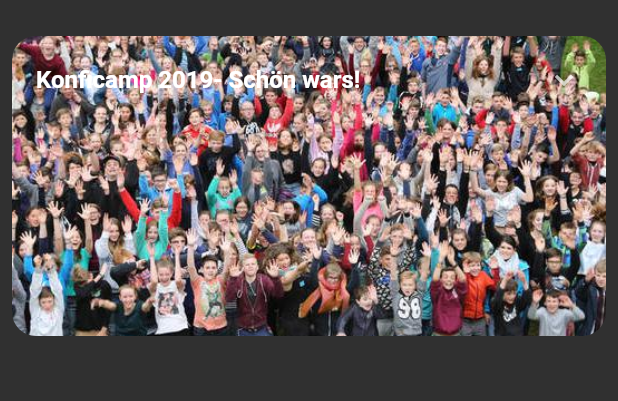
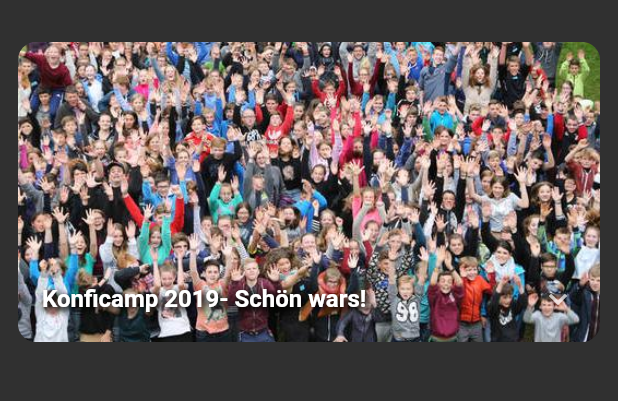
Before and after one commit to NachtaktiverHalbaffe/eje, a Flutter app: the screen it shows after launch, on a phone screen of 412 x 824 dp, the part 60-461 px from its top. Run offline on Flutter 3.47's test engine with Material 2 defaults, Android fonts, the phone set to English and light mode, and no system bars; our stand-ins replace bloc, dartz, data_connection_checker, equatable, flutter_bloc, get_it and 2 more; accounts and stored records are empty; generated files the repository leaves out were written again.

Commit message:
Neuigkeiten: UI:1. Pageviewer implementiert 2. Text hat Schlagschatten

```diff
--- a/lib/pages/neuigkeiten/neuigkeiten.dart
+++ b/lib/pages/neuigkeiten/neuigkeiten.dart
@@ -62,7 +62,6 @@ class NeuigkeitenListView extends StatelessWidget {
 
 Widget _buildNeuigkeitenList(BuildContext context, _neuigkeiten) {
   return ListView.builder(
-    padding: EdgeInsets.all(8),
     physics: ScrollPhysics(
       parent: BouncingScrollPhysics(),
     ),
--- a/lib/pages/neuigkeiten/presentation/widgets/neuigkeitenCard.dart
+++ b/lib/pages/neuigkeiten/presentation/widgets/neuigkeitenCard.dart
@@ -1,10 +1,8 @@
-import 'package:eje/core/utils/injection_container.dart';
 import 'package:eje/pages/neuigkeiten/domain/entitys/neuigkeit.dart';
 import 'package:eje/pages/neuigkeiten/presentation/bloc/bloc.dart';
 import 'package:eje/pages/neuigkeiten/presentation/widgets/neuigkeitenCardDetail.dart';
 import 'package:flutter/material.dart';
 import 'package:flutter_bloc/flutter_bloc.dart';
-import 'package:material_design_icons_flutter/material_design_icons_flutter.dart';
 
 class NeuigkeitenCard extends StatelessWidget {
   final Neuigkeit _neuigkeit;
@@ -18,21 +16,59 @@ class NeuigkeitenCard extends StatelessWidget {
   Widget build(BuildContext context) {
     TAG_BILD = "BILD" + index.toString();
     TAG_TITEL = "TITEL" + index.toString();
-    return ClipRRect(
-      borderRadius: new BorderRadius.all(Radius.circular(16)),
+    return Container(
+      padding: EdgeInsets.only(
+        left: 12,
+        right: 12,
+        top: 12,
+      ),
+      child: ClipRRect(
+        borderRadius: new BorderRadius.all(Radius.circular(12)),
         child: new Stack(
+          alignment: Alignment.bottomLeft,
           children: <Widget>[
-            Hero(
-              tag: TAG_BILD,
-              child: Container(
-                //TODO: Viewpager
+            Container(
               width: MediaQuery.of(context).size.width,
               height: 200,
+              child: PageView.builder(
+                scrollDirection: Axis.horizontal,
+                pageSnapping: true,
+                controller: PageController(initialPage: 0),
+                itemCount: _neuigkeit.bilder.length,
+                itemBuilder: (context, position) {
+                  final bild = _neuigkeit.bilder[position];
+                  return Hero(
+                    tag: TAG_BILD,
+                    child: Stack(
+                      alignment: Alignment.bottomCenter,
+                      children: <Widget>[
+                        Container(
+                          width: MediaQuery.of(context).size.width,
+                          height: MediaQuery.of(context).size.height,
                           decoration: BoxDecoration(
                             image: DecorationImage(
                               fit: BoxFit.fitWidth,
-                  image: ExactAssetImage(_neuigkeit.bilder[0]),
-                )),
+                              image: ExactAssetImage(bild),
+                            ),
+                          ),
+                        ),
+                      ],
+                    ),
+                  );
+                },
+              ),
+            ),
+            Container(
+              alignment: Alignment.bottomCenter,
+              decoration: BoxDecoration(
+                gradient: LinearGradient(
+                  begin: Alignment.bottomCenter,
+                  end: Alignment.topCenter,
+                  colors: <Color>[
+                    Colors.black,
+                    Colors.black87,
+                  ],
+                ),
               ),
             ),
             ExpansionTile(
@@ -40,7 +76,21 @@ class NeuigkeitenCard extends StatelessWidget {
                 tag: TAG_TITEL,
                 child: Text(
                   _neuigkeit.titel.toString(),
-                  style: TextStyle(fontWeight: FontWeight.bold),
+                  style: TextStyle(
+                    fontWeight: FontWeight.bold,
+                    shadows: <Shadow>[
+                      Shadow(
+                        offset: Offset(2.0, 2.0),
+                        blurRadius: 6.0,
+                        color: Colors.black,
+                      ),
+                      Shadow(
+                        offset: Offset(2.0, 2.0),
+                        blurRadius: 6.0,
+                        color: Colors.black,
+                      ),
+                    ],
+                  ),
                 ),
               ),
               children: <Widget>[
@@ -53,6 +103,20 @@ class NeuigkeitenCard extends StatelessWidget {
                       child: Text(
                         _neuigkeit.text_preview.toString(),
                         textAlign: TextAlign.left,
+                        style: TextStyle(
+                          shadows: <Shadow>[
+                            Shadow(
+                              offset: Offset(2.0, 2.0),
+                              blurRadius: 6.0,
+                              color: Colors.black,
+                            ),
+                            Shadow(
+                              offset: Offset(2.0, 2.0),
+                              blurRadius: 6.0,
+                              color: Colors.black,
+                            ),
+                          ],
+                        ),
                       ),
                     ),
                     ButtonBar(
@@ -80,6 +144,7 @@ class NeuigkeitenCard extends StatelessWidget {
             ),
           ],
         ),
+      ),
     );
   }
 }
--- a/pubspec.yaml
+++ b/pubspec.yaml
@@ -32,6 +32,8 @@ dependencies:
   # Remote API
   data_connection_checker: ^0.3.4
   http: ^0.12.0+2
+  # Pageviewer Indicator
+  page_view_indicators: ^1.3.1
 
 
 dev_dependencies:
```
Also changed, not shown: pubspec.lock. Lines whose indentation alone changed are shown as unchanged.
